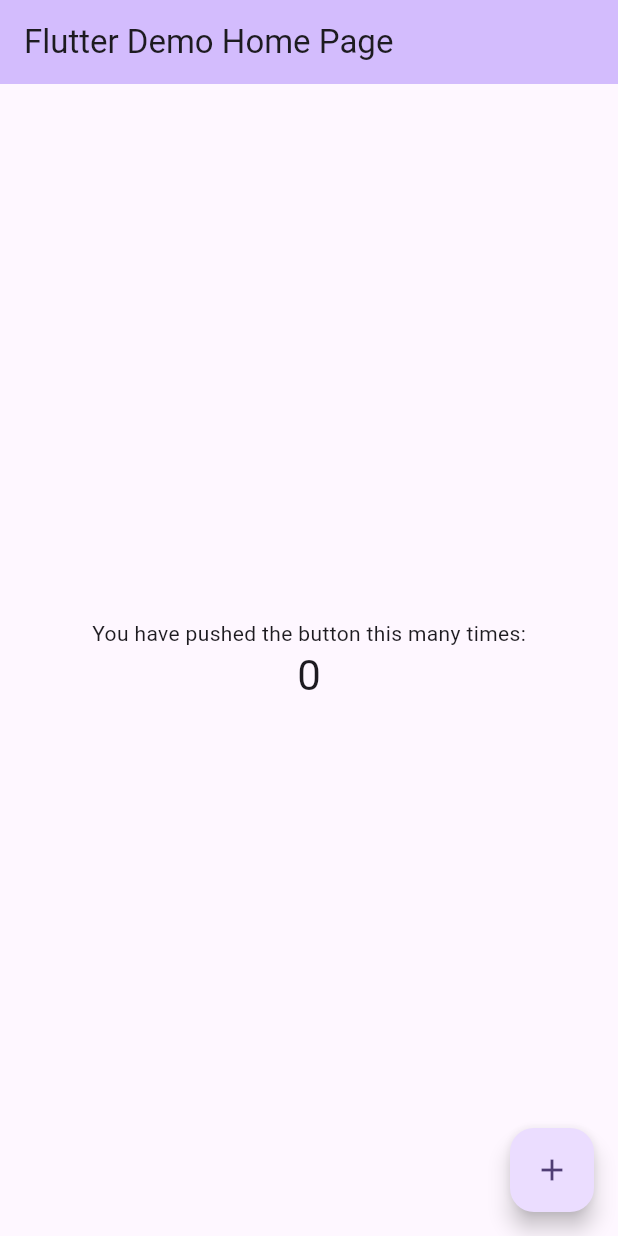
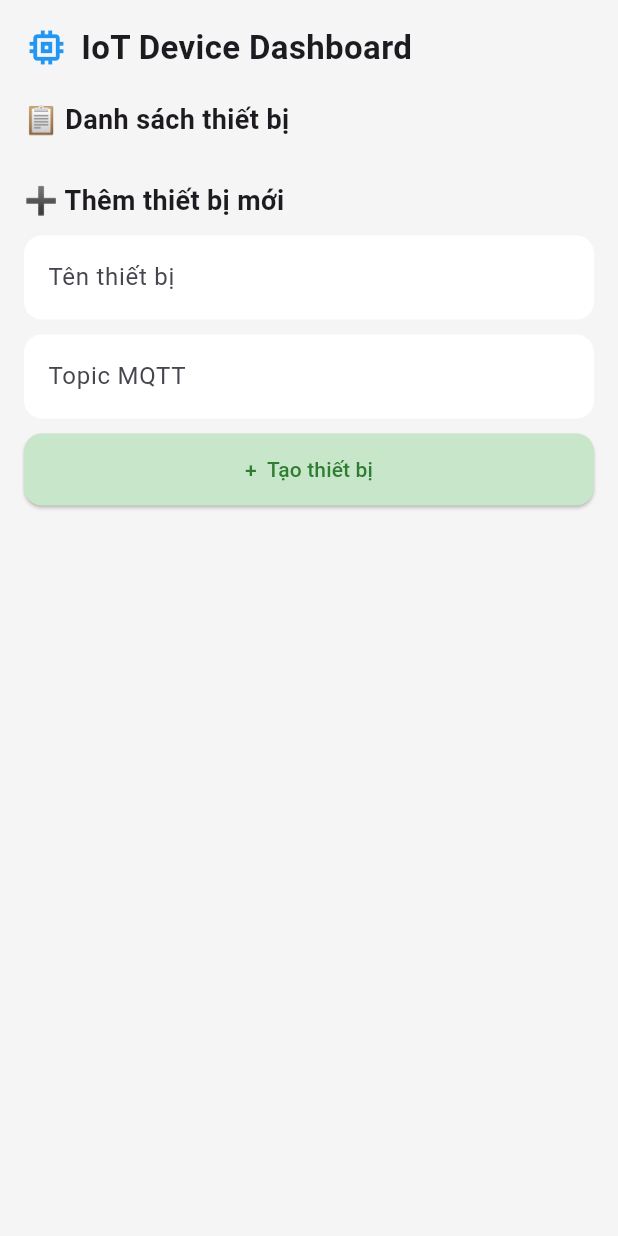
Before and after one commit to Miinh2k4/307v2, a Flutter app: the screen it shows after launch, on a phone screen of 412 x 824 dp. Run offline on Flutter 3.47's test engine with Material 3 defaults, Android fonts, the light colour scheme and no system bars; network calls fail.

Commit message:
Update main.dart

```diff
--- a/lib/main.dart
+++ b/lib/main.dart
@@ -1,122 +1,318 @@
+import 'dart:convert';
 import 'package:flutter/material.dart';
+import 'package:http/http.dart' as http;
 
-void main() {
-  runApp(const MyApp());
-}
+void main() => runApp(const MyApp());
 
 class MyApp extends StatelessWidget {
   const MyApp({super.key});
-
-  // This widget is the root of your application.
   @override
   Widget build(BuildContext context) {
     return MaterialApp(
-      title: 'Flutter Demo',
-      theme: ThemeData(
-        // This is the theme of your application.
-        //
-        // TRY THIS: Try running your application with "flutter run". You'll see
-        // the application has a purple toolbar. Then, without quitting the app,
-        // try changing the seedColor in the colorScheme below to Colors.green
-        // and then invoke "hot reload" (save your changes or press the "hot
-        // reload" button in a Flutter-supported IDE, or press "r" if you used
-        // the command line to start the app).
-        //
-        // Notice that the counter didn't reset back to zero; the application
-        // state is not lost during the reload. To reset the state, use hot
-        // restart instead.
-        //
-        // This works for code too, not just values: Most code changes can be
-        // tested with just a hot reload.
-        colorScheme: .fromSeed(seedColor: Colors.deepPurple),
-      ),
-      home: const MyHomePage(title: 'Flutter Demo Home Page'),
+      title: 'IoT Device Dashboard',
+      debugShowCheckedModeBanner: false,
+      home: const IoTDeviceDashboard(),
     );
   }
 }
 
-class MyHomePage extends StatefulWidget {
-  const MyHomePage({super.key, required this.title});
+class IoTDeviceDashboard extends StatefulWidget {
+  const IoTDeviceDashboard({super.key});
+  @override
+  State<IoTDeviceDashboard> createState() => _IoTDeviceDashboardState();
+}
 
-  // This widget is the home page of your application. It is stateful, meaning
-  // that it has a State object (defined below) that contains fields that affect
-  // how it looks.
+class _IoTDeviceDashboardState extends State<IoTDeviceDashboard> {
+  final _baseUrl = 'http://172.20.10.3:8080';
 
-  // This class is the configuration for the state. It holds the values (in this
-  // case the title) provided by the parent (in this case the App widget) and
-  // used by the build method of the State. Fields in a Widget subclass are
-  // always marked "final".
+  List<Device> _devices = [];
 
-  final String title;
+  final _deviceNameController = TextEditingController();
+  final _deviceTopicController = TextEditingController();
+
+  // map id → controller để mỗi thiết bị có ô input riêng
+  final Map<int, TextEditingController> _payloadControllers = {};
 
   @override
-  State<MyHomePage> createState() => _MyHomePageState();
-}
+  void initState() {
+    super.initState();
+    fetchDevices();
+  }
 
-class _MyHomePageState extends State<MyHomePage> {
-  int _counter = 0;
+  // lấy danh sách thiết bị
+  Future<void> fetchDevices() async {
+    final response = await http.get(Uri.parse('$_baseUrl/devices'));
+    if (response.statusCode == 200) {
+      final List list = json.decode(response.body);
+      setState(() {
+        _devices = list.map((json) => Device.fromJson(json)).toList();
 
-  void _incrementCounter() {
-    setState(() {
-      // This call to setState tells the Flutter framework that something has
-      // changed in this State, which causes it to rerun the build method below
-      // so that the display can reflect the updated values. If we changed
-      // _counter without calling setState(), then the build method would not be
-      // called again, and so nothing would appear to happen.
-      _counter++;
-    });
+        // tạo controller riêng cho từng thiết bị
+        for (var d in _devices) {
+          _payloadControllers[d.id] = TextEditingController();
+        }
+      });
+    }
+  }
+
+  // tạo thiết bị mới
+  Future<void> createDevice() async {
+    if (_deviceNameController.text.isEmpty ||
+        _deviceTopicController.text.isEmpty)
+      return;
+
+    final response = await http.post(
+      Uri.parse('$_baseUrl/devices'),
+      headers: {'Content-Type': 'application/json'},
+      body: json.encode({
+        'name': _deviceNameController.text,
+        'topic': _deviceTopicController.text,
+      }),
+    );
+
+    if (response.statusCode == 200 || response.statusCode == 201) {
+      _deviceNameController.clear();
+      _deviceTopicController.clear();
+      fetchDevices();
+    }
+  }
+
+  // gửi lệnh điều khiển
+  Future<void> controlDevice(int id) async {
+    final controller = _payloadControllers[id];
+    if (controller == null) return;
+
+    final response = await http.post(
+      Uri.parse('$_baseUrl/devices/$id/control'),
+      headers: {'Content-Type': 'text/plain'},
+      body: controller.text,
+    );
+
+    if (response.statusCode == 200 && mounted) {
+      ScaffoldMessenger.of(
+        context,
+      ).showSnackBar(const SnackBar(content: Text('Lệnh đã gửi')));
+    }
+  }
+
+  // xem telemetry
+  Future<void> _showTelemetryDialog(int id, String name) async {
+    final telemetries = await fetchTelemetry(id);
+    if (!mounted) return;
+
+    showDialog(
+      context: context,
+      builder: (_) => AlertDialog(
+        title: Text("Telemetry • $name"),
+        content: SizedBox(
+          width: double.maxFinite,
+          child: telemetries.isEmpty
+              ? const Text("Không có dữ liệu")
+              : ListView(
+                  shrinkWrap: true,
+                  children: telemetries
+                      .map(
+                        (t) => ListTile(
+                          title: Text(t.payload),
+                          subtitle: Text(t.timestamp),
+                        ),
+                      )
+                      .toList(),
+                ),
+        ),
+        actions: [
+          TextButton(
+            onPressed: () => Navigator.pop(context),
+            child: const Text("Đóng"),
+          ),
+        ],
+      ),
+    );
+  }
+
+  Future<List<Telemetry>> fetchTelemetry(int deviceId) async {
+    final response = await http.get(Uri.parse("$_baseUrl/telemetry/$deviceId"));
+    if (response.statusCode == 200) {
+      final List list = json.decode(response.body);
+      return list.map((j) => Telemetry.fromJson(j)).toList();
+    }
+    return [];
   }
 
   @override
   Widget build(BuildContext context) {
-    // This method is rerun every time setState is called, for instance as done
-    // by the _incrementCounter method above.
-    //
-    // The Flutter framework has been optimized to make rerunning build methods
-    // fast, so that you can just rebuild anything that needs updating rather
-    // than having to individually change instances of widgets.
     return Scaffold(
-      appBar: AppBar(
-        // TRY THIS: Try changing the color here to a specific color (to
-        // Colors.amber, perhaps?) and trigger a hot reload to see the AppBar
-        // change color while the other colors stay the same.
-        backgroundColor: Theme.of(context).colorScheme.inversePrimary,
-        // Here we take the value from the MyHomePage object that was created by
-        // the App.build method, and use it to set our appbar title.
-        title: Text(widget.title),
-      ),
-      body: Center(
-        // Center is a layout widget. It takes a single child and positions it
-        // in the middle of the parent.
-        child: Column(
-          // Column is also a layout widget. It takes a list of children and
-          // arranges them vertically. By default, it sizes itself to fit its
-          // children horizontally, and tries to be as tall as its parent.
-          //
-          // Column has various properties to control how it sizes itself and
-          // how it positions its children. Here we use mainAxisAlignment to
-          // center the children vertically; the main axis here is the vertical
-          // axis because Columns are vertical (the cross axis would be
-          // horizontal).
-          //
-          // TRY THIS: Invoke "debug painting" (choose the "Toggle Debug Paint"
-          // action in the IDE, or press "p" in the console), to see the
-          // wireframe for each widget.
-          mainAxisAlignment: .center,
+      backgroundColor: Colors.grey.shade100,
+      body: SafeArea(
+        child: ListView(
+          padding: const EdgeInsets.all(16),
           children: [
-            const Text('You have pushed the button this many times:'),
-            Text(
-              '$_counter',
-              style: Theme.of(context).textTheme.headlineMedium,
+            Row(
+              children: const [
+                Icon(Icons.memory, color: Colors.blue, size: 30),
+                SizedBox(width: 8),
+                Text(
+                  "IoT Device Dashboard",
+                  style: TextStyle(fontSize: 22, fontWeight: FontWeight.bold),
+                ),
+              ],
+            ),
+
+            const SizedBox(height: 20),
+            const Text(
+              "📋 Danh sách thiết bị",
+              style: TextStyle(fontSize: 18, fontWeight: FontWeight.bold),
+            ),
+            const SizedBox(height: 8),
+
+            // danh sách thiết bị
+            ..._devices.map((d) => _buildDeviceCard(d)),
+            const SizedBox(height: 20),
+
+            // thêm thiết bị mới
+            const Text(
+              "➕ Thêm thiết bị mới",
+              style: TextStyle(fontSize: 18, fontWeight: FontWeight.bold),
+            ),
+            const SizedBox(height: 10),
+
+            _buildInput(_deviceNameController, "Tên thiết bị"),
+            const SizedBox(height: 10),
+            _buildInput(_deviceTopicController, "Topic MQTT"),
+
+            const SizedBox(height: 10),
+            ElevatedButton(
+              style: ElevatedButton.styleFrom(
+                backgroundColor: Colors.green.shade100,
+                foregroundColor: Colors.green.shade800,
+                padding: const EdgeInsets.symmetric(vertical: 14),
+                shape: RoundedRectangleBorder(
+                  borderRadius: BorderRadius.circular(12),
+                ),
+              ),
+              onPressed: createDevice,
+              child: const Text("+  Tạo thiết bị"),
             ),
           ],
         ),
       ),
-      floatingActionButton: FloatingActionButton(
-        onPressed: _incrementCounter,
-        tooltip: 'Increment',
-        child: const Icon(Icons.add),
+    );
+  }
+
+  // widget ô input
+  Widget _buildInput(TextEditingController c, String label) {
+    return TextField(
+      controller: c,
+      decoration: InputDecoration(
+        labelText: label,
+        filled: true,
+        fillColor: Colors.white,
+        border: OutlineInputBorder(
+          borderRadius: BorderRadius.circular(12),
+          borderSide: BorderSide.none,
+        ),
+      ),
+    );
+  }
+
+  // card hiển thị thiết bị
+  Widget _buildDeviceCard(Device d) {
+    return Container(
+      margin: const EdgeInsets.only(bottom: 16),
+      padding: const EdgeInsets.all(14),
+      decoration: BoxDecoration(
+        color: Colors.white,
+        borderRadius: BorderRadius.circular(16),
+        boxShadow: [
+          BoxShadow(
+            color: Colors.black.withOpacity(0.05),
+            blurRadius: 8,
+            offset: const Offset(0, 3),
+          ),
+        ],
+      ),
+      child: Column(
+        crossAxisAlignment: CrossAxisAlignment.start,
+        children: [
+          Text(
+            d.name,
+            style: const TextStyle(fontSize: 18, fontWeight: FontWeight.bold),
+          ),
+          Text(
+            "MQTT Topic: ${d.topic}",
+            style: TextStyle(color: Colors.grey.shade700),
+          ),
+          const SizedBox(height: 10),
+
+          // ô nhập lệnh
+          TextField(
+            controller: _payloadControllers[d.id],
+            decoration: InputDecoration(
+              hintText: "Lệnh điều khiển",
+              filled: true,
+              fillColor: Colors.grey.shade100,
+              border: OutlineInputBorder(
+                borderRadius: BorderRadius.circular(12),
+                borderSide: BorderSide.none,
+              ),
+            ),
+          ),
+
+          const SizedBox(height: 12),
+          Row(
+            mainAxisAlignment: MainAxisAlignment.spaceBetween,
+            children: [
+              ElevatedButton.icon(
+                style: ElevatedButton.styleFrom(
+                  backgroundColor: Colors.green.shade100,
+                  foregroundColor: Colors.green.shade800,
+                  padding: const EdgeInsets.symmetric(
+                    vertical: 12,
+                    horizontal: 20,
+                  ),
+                  shape: RoundedRectangleBorder(
+                    borderRadius: BorderRadius.circular(30),
+                  ),
+                ),
+                onPressed: () => controlDevice(d.id),
+                icon: const Icon(Icons.send),
+                label: const Text("Gửi lệnh"),
+              ),
+              InkWell(
+                onTap: () => _showTelemetryDialog(d.id, d.name),
+                child: Text(
+                  "Xem dữ liệu",
+                  style: TextStyle(
+                    color: Colors.blue.shade700,
+                    fontWeight: FontWeight.w600,
+                  ),
+                ),
+              ),
+            ],
+          ),
+        ],
       ),
     );
   }
 }
+
+class Device {
+  final int id;
+  final String name;
+  final String topic;
+  Device({required this.id, required this.name, required this.topic});
+
+  factory Device.fromJson(Map<String, dynamic> json) {
+    return Device(id: json['id'], name: json['name'], topic: json['topic']);
+  }
+}
+
+class Telemetry {
+  final String timestamp;
+  final String payload;
+  Telemetry({required this.timestamp, required this.payload});
+
+  factory Telemetry.fromJson(Map<String, dynamic> json) {
+    return Telemetry(timestamp: json['timestamp'], payload: json['payload']);
+  }
+}
```
